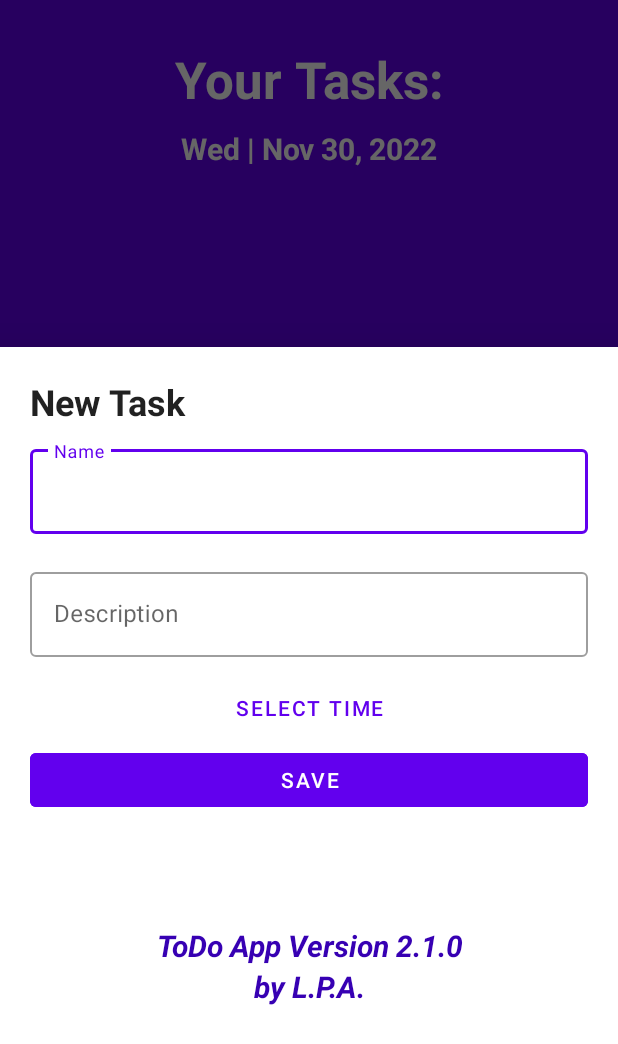
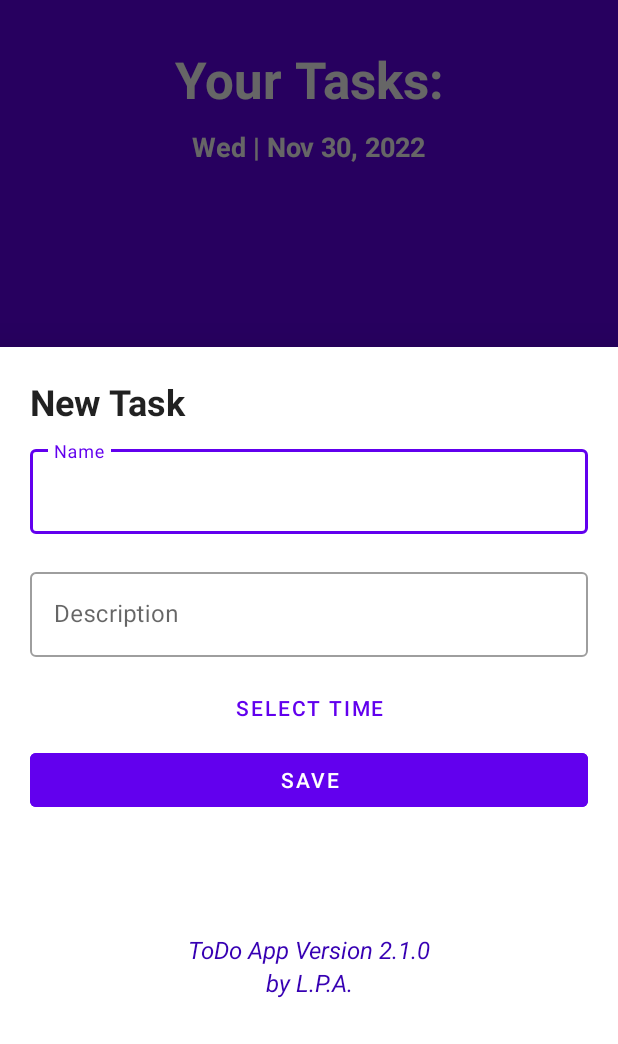
Before and after one commit to GinPaul/mytodoapp_arguez, an Android app: the screen it shows after launch (MainActivity), after a tap on "NEW TASK", on a phone screen of 412 x 824 dp. Shown: the top 1044 px of the screen. Run offline under Robolectric (Android 15) with nearby library versions, the phone set to English and light mode, and no system bars; our stand-ins replace Room's generated code.

Commit message:
Nov 30 2022 11.50AM commit

```diff
--- a/app/src/main/res/layout/activity_main.xml
+++ b/app/src/main/res/layout/activity_main.xml
@@ -69,7 +69,7 @@
             android:hint="Date Today"
             android:textColor="@color/white"
             android:textColorHint="@color/white"
-            android:textSize="20sp"
+            android:textSize="18sp"
             android:textStyle="bold"
             app:layout_constraintEnd_toEndOf="parent"
             app:layout_constraintHorizontal_bias="0.5"
--- a/app/src/main/res/layout/activity_splash_screen_to_do_app.xml
+++ b/app/src/main/res/layout/activity_splash_screen_to_do_app.xml
@@ -17,7 +17,7 @@
         app:layout_constraintEnd_toEndOf="parent"
         app:layout_constraintStart_toStartOf="parent"
         app:layout_constraintTop_toTopOf="parent"
-        app:layout_constraintVertical_bias="0.371" />
+        app:layout_constraintVertical_bias="0.283" />
 
     <TextView
         android:id="@+id/textView"
@@ -26,7 +26,7 @@
         android:layout_marginTop="401dp"
         android:fontFamily="sans-serif"
         android:text="Organize Your Day"
-        android:textSize="34sp"
+        android:textSize="24sp"
         android:textStyle="bold"
         app:layout_constraintBottom_toBottomOf="parent"
         app:layout_constraintEnd_toEndOf="parent"
--- a/app/src/main/res/layout/fragment_new_task_sheet.xml
+++ b/app/src/main/res/layout/fragment_new_task_sheet.xml
@@ -75,8 +75,8 @@
         android:text="ToDo App Version 2.1.0"
         android:textAlignment="center"
         android:textColor="@color/purple_700"
-        android:textSize="20sp"
-        android:textStyle="bold|italic" />
+        android:textSize="16sp"
+        android:textStyle="italic" />
 
     <TextView
         android:id="@+id/textView3"
@@ -85,7 +85,7 @@
         android:text="by L.P.A."
         android:textAlignment="center"
         android:textColor="@color/purple_700"
-        android:textSize="20sp"
-        android:textStyle="bold|italic" />
+        android:textSize="16sp"
+        android:textStyle="italic" />
 
 </LinearLayout>
--- a/app/src/main/res/layout/task_item_cell.xml
+++ b/app/src/main/res/layout/task_item_cell.xml
@@ -71,7 +71,6 @@
                 android:text="Time"
                 android:textColor="@color/purple_700"
                 android:textSize="18sp"
-                android:textStyle="bold"
                 app:layout_constraintEnd_toEndOf="parent"
                 app:layout_constraintHorizontal_bias="0.0"
                 app:layout_constraintStart_toStartOf="@+id/textView2"
@@ -110,7 +109,6 @@
                 android:text="Time due:"
                 android:textColor="@color/purple_700"
                 android:textSize="18sp"
-                android:textStyle="bold"
                 app:layout_constraintEnd_toEndOf="parent"
                 app:layout_constraintTop_toTopOf="@+id/name" />
         </androidx.constraintlayout.widget.ConstraintLayout>
```
